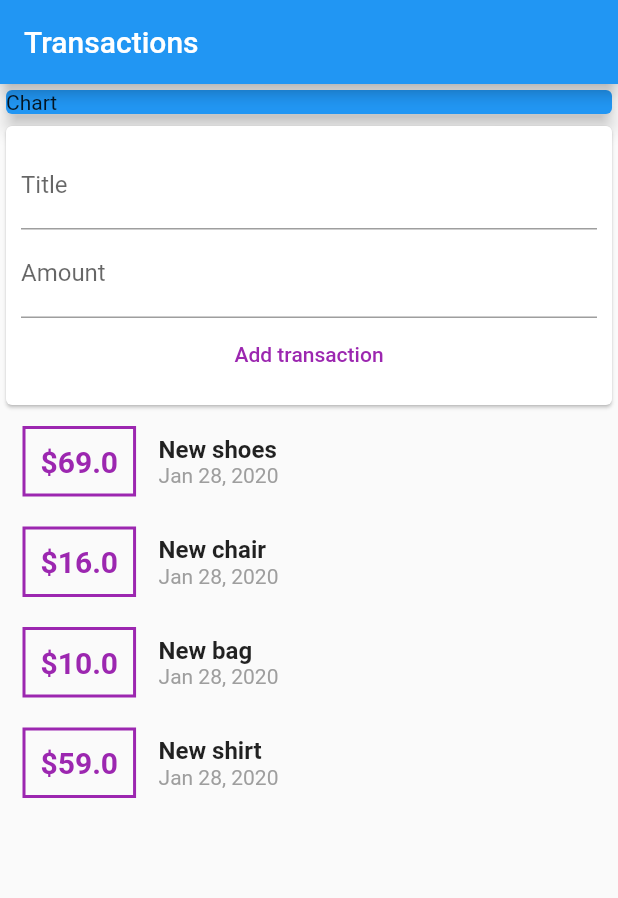
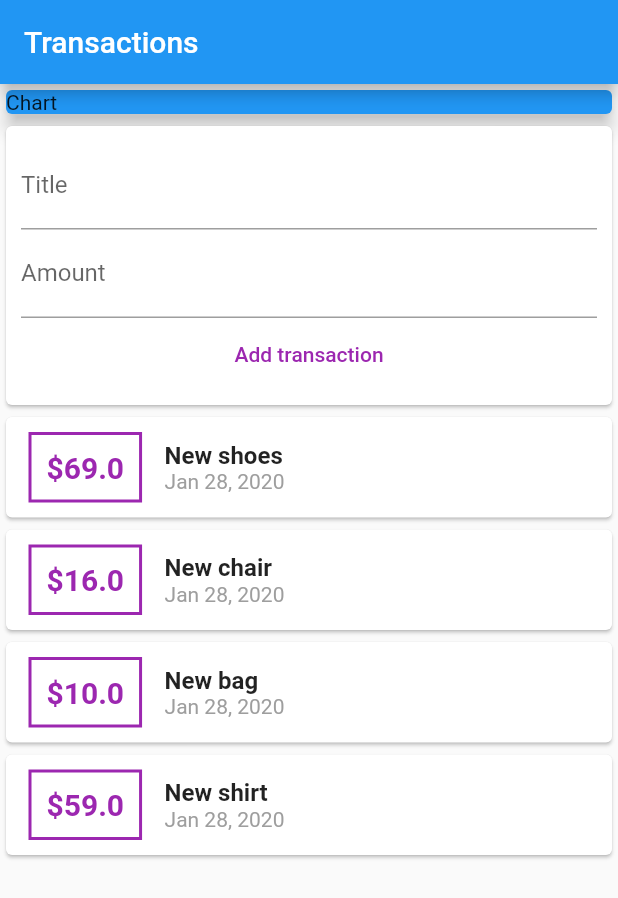
Before and after one commit to kmvbatista/expenses, a Flutter app: the screen it shows after launch, after a tap on "Add transaction", on a phone screen of 412 x 824 dp. Shown: the top 898 px of the screen. Run offline on Flutter 3.47's test engine with Material 2 defaults, Android fonts, the phone set to English and light mode, and no system bars.

Commit message:
list builder and form validation

```diff
--- a/lib/widgets/new_transaction.dart
+++ b/lib/widgets/new_transaction.dart
@@ -4,6 +4,15 @@ class NewTransaction extends StatelessWidget {
   final titleController = TextEditingController();
   final amountController = TextEditingController();
   final Function addNewTransaction;
+
+  void submitData() {
+    if (amountController.text.isNotEmpty &&
+        titleController.text.isNotEmpty &&
+        double.parse(amountController.text) >= 0) {
+      addNewTransaction(
+          titleController.text, double.parse(amountController.text));
+    }
+  }
 
   NewTransaction(this.addNewTransaction);
   @override
@@ -20,14 +29,12 @@ class NewTransaction extends StatelessWidget {
             TextField(
               decoration: InputDecoration(labelText: 'Amount'),
               controller: amountController,
+              onSubmitted: (_) => submitData(),
             ),
             FlatButton(
               child: Text('Add transaction'),
               textColor: Colors.purple,
-              onPressed: () {
-                addNewTransaction(
-                    titleController.text, double.parse(amountController.text));
-              },
+              onPressed: submitData,
             )
           ],
         ),
--- a/lib/widgets/transactionList.dart
+++ b/lib/widgets/transactionList.dart
@@ -9,18 +9,16 @@ class TransactionList extends StatelessWidget {
   Widget build(BuildContext context) {
     return Container(
         height: MediaQuery.of(context).size.height * 0.4,
-      child: SingleChildScrollView(
-        child: Column(
-          children: transactionList
-              .map(
-                (x) => Row(
+        child: ListView.builder(
+          itemBuilder: (ctx, index) {
+            return Card(
+              child: Row(
                 children: <Widget>[
                   Container(
                     padding: EdgeInsets.all(10),
-                      margin:
-                          EdgeInsets.symmetric(vertical: 10, horizontal: 15),
+                    margin: EdgeInsets.symmetric(vertical: 10, horizontal: 15),
                     child: Text(
-                        '\$${x.amount}',
+                      '\$${transactionList[index].amount}',
                       style: TextStyle(
                           fontWeight: FontWeight.bold,
                           fontSize: 20,
@@ -33,22 +31,21 @@ class TransactionList extends StatelessWidget {
                     crossAxisAlignment: CrossAxisAlignment.start,
                     children: <Widget>[
                       Text(
-                          x.title,
+                        transactionList[index].title,
                         style: TextStyle(
                             fontSize: 16, fontWeight: FontWeight.bold),
                       ),
                       Text(
-                          DateFormat.yMMMd().format(x.date),
+                        DateFormat.yMMMd().format(transactionList[index].date),
                         style: TextStyle(color: Colors.grey),
                       ),
                     ],
                   )
                 ],
               ),
-              )
-              .toList(),
-        ),
-      ),
             );
+          },
+          itemCount: transactionList.length,
+        ));
   }
 }
```
Lines whose indentation alone changed are shown as unchanged.
